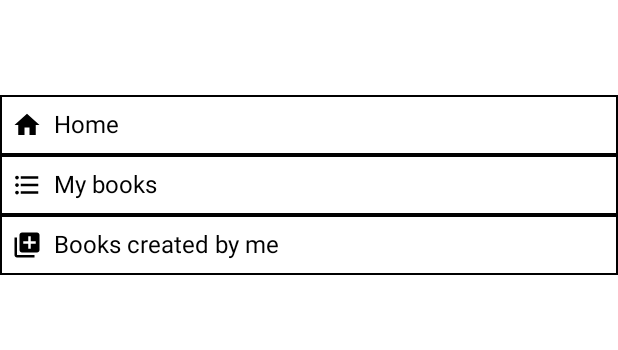
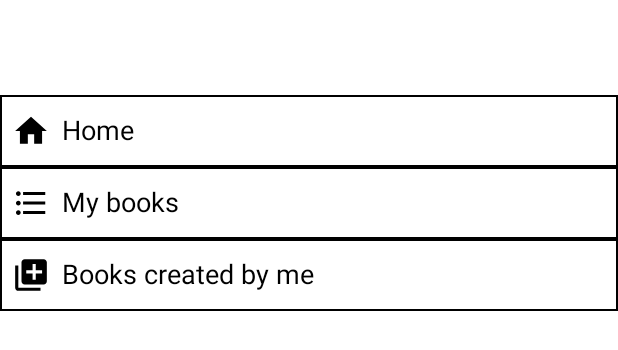
Before and after one commit to nikoniche/booki, an Android app built with Jetpack Compose: the @Preview function DropdownNavigationMenuPreview, on a phone screen of 412 x 824 dp. Shown: the top 350 px of the screen. Run offline under Robolectric (Android 15) with nearby library versions, the light colour scheme and no system bars.

Commit message:
touch size adjust

```diff
--- a/app/src/main/java/com/nikoniche/booki/architecture/scaffold/BookiTopAppBar.kt
+++ b/app/src/main/java/com/nikoniche/booki/architecture/scaffold/BookiTopAppBar.kt
@@ -162,7 +162,7 @@ fun BookiTopBar(
             ) {
                 Icon(
                     painter= painterResource(id = R.drawable.ic_menu),
-                    contentDescription = "browse button",
+                    contentDescription = "browse",
                     tint=Color.White,
                     modifier = Modifier.size(35.dp)
                 )
--- a/app/src/main/java/com/nikoniche/booki/architecture/scaffold/DropdownNavigationMenuView.kt
+++ b/app/src/main/java/com/nikoniche/booki/architecture/scaffold/DropdownNavigationMenuView.kt
@@ -88,7 +88,7 @@ fun NavigationItem(
     Row(
         modifier = Modifier
             .fillMaxWidth()
-            .height(40.dp)
+            .height(48.dp)
             .border(1.dp, Color.Black)
             .clickable {
                 onClick()
@@ -101,12 +101,12 @@ fun NavigationItem(
             contentDescription = name,
             modifier = Modifier
                 .padding(8.dp)
-                .size(20.dp)
+                .size(25.dp)
             ,
         )
         Text(
             text=name,
-            fontSize=16.sp,
+            fontSize=18.sp,
             fontWeight= FontWeight.Normal,
             textAlign = TextAlign.Start,
             modifier=Modifier.fillMaxWidth(),
```
